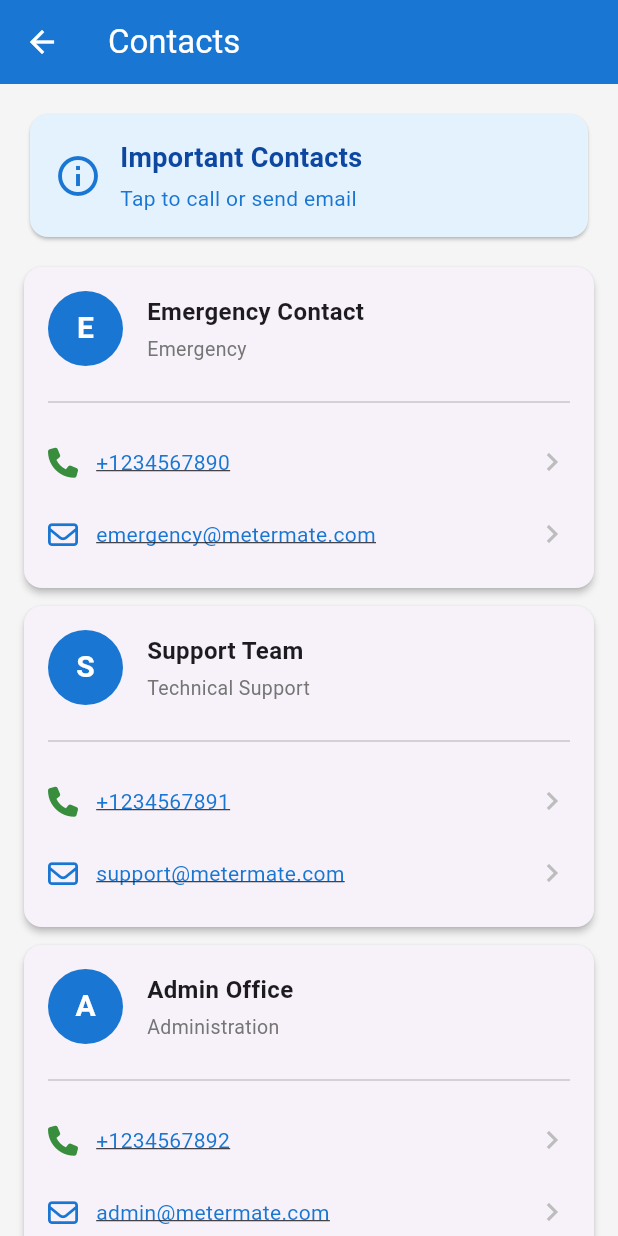
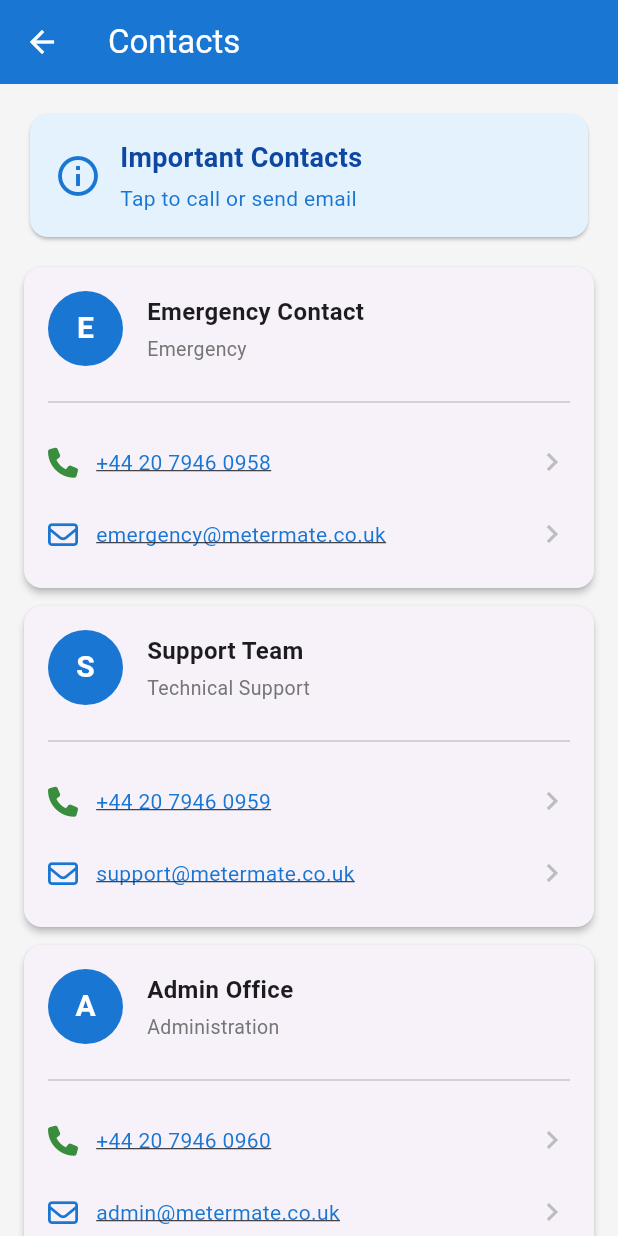
Before and after one commit to fahmycader/metermate-frontend, a Flutter app: the ContactsScreen screen opened by its route, on a phone screen of 412 x 824 dp. Run offline on Flutter 3.47's test engine with Material 3 defaults, Android fonts, the phone set to English and light mode, and no system bars; our stand-ins replace font_awesome_flutter, geocoding, geolocator, image_picker, permission_handler, shared_preferences; accounts and stored records are empty.

```diff
--- a/lib/screens/contacts_screen.dart
+++ b/lib/screens/contacts_screen.dart
@@ -13,31 +13,43 @@ class ContactsScreen extends StatefulWidget {
 class _ContactsScreenState extends State<ContactsScreen> {
   double _fontSize = 14.0;
 
-  // Important contacts - can be configured or fetched from backend
+  // Important contacts - UK contact numbers and email addresses
   final List<Map<String, String>> _contacts = [
     {
       'name': 'Emergency Contact',
-      'phone': '+1234567890',
-      'email': 'emergency@metermate.com',
+      'phone': '+44 20 7946 0958',
+      'email': 'emergency@metermate.co.uk',
       'role': 'Emergency',
     },
     {
       'name': 'Support Team',
-      'phone': '+1234567891',
-      'email': 'support@metermate.com',
+      'phone': '+44 20 7946 0959',
+      'email': 'support@metermate.co.uk',
       'role': 'Technical Support',
     },
     {
       'name': 'Admin Office',
-      'phone': '+1234567892',
-      'email': 'admin@metermate.com',
+      'phone': '+44 20 7946 0960',
+      'email': 'admin@metermate.co.uk',
       'role': 'Administration',
     },
     {
       'name': 'Dispatch',
-      'phone': '+1234567893',
-      'email': 'dispatch@metermate.com',
+      'phone': '+44 20 7946 0961',
+      'email': 'dispatch@metermate.co.uk',
       'role': 'Job Dispatch',
+    },
+    {
+      'name': 'Operations Manager',
+      'phone': '+44 20 7946 0962',
+      'email': 'operations@metermate.co.uk',
+      'role': 'Operations',
+    },
+    {
+      'name': 'Customer Service',
+      'phone': '+44 800 123 4567',
+      'email': 'customerservice@metermate.co.uk',
+      'role': 'Customer Service',
     },
   ];
 
```
Also changed, not shown: lib/screens/meter_reading_screen.dart (+53 -0 lines), 2 other files.
